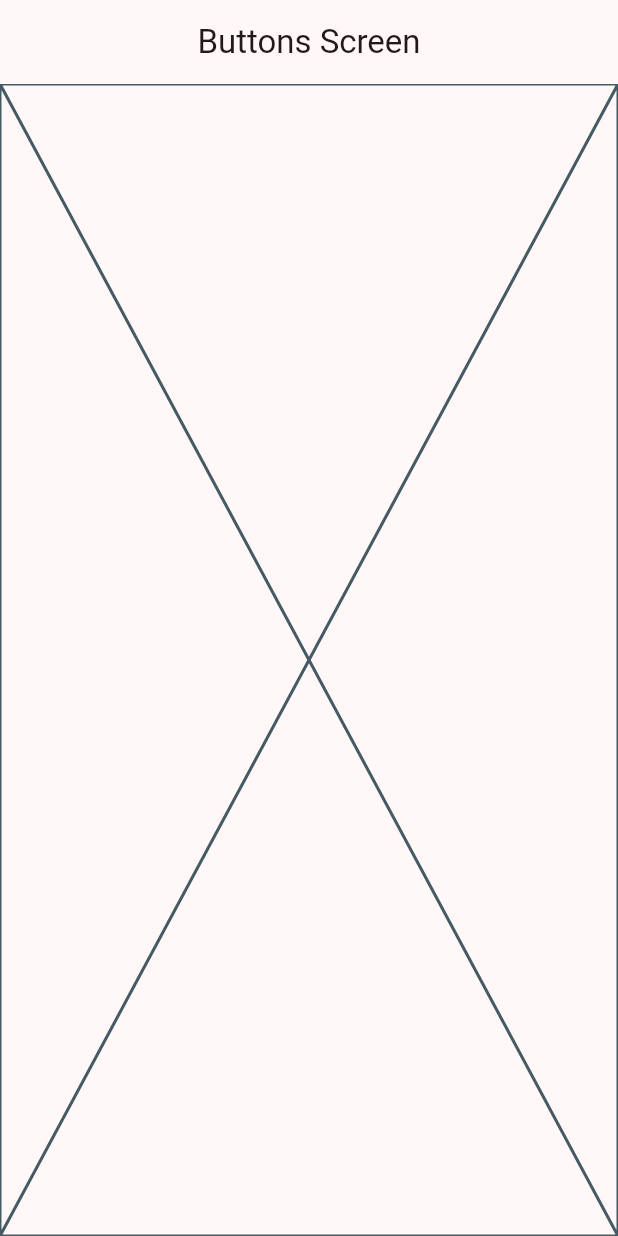
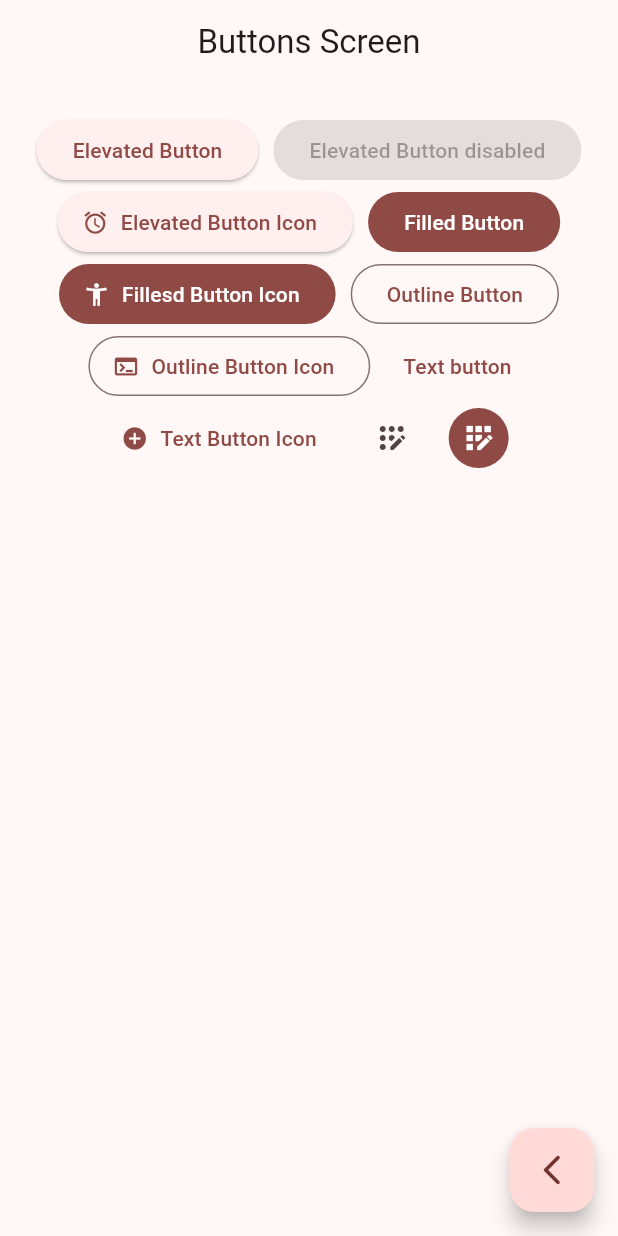
Before and after one commit to legallyfree/widgets_flutter, a Flutter app: the ButtonsScreen screen opened by its route, on a phone screen of 412 x 824 dp. Run offline on Flutter 3.47's test engine with Material 2 defaults, Android fonts, the phone set to English and light mode, and no system bars; our stand-ins replace go_router.

Commit message:
v125 se usó los disitntos botones de flutter

```diff
--- a/lib/presentation/screens/buttons/buttons_screen.dart
+++ b/lib/presentation/screens/buttons/buttons_screen.dart
@@ -1,4 +1,5 @@
 import 'package:flutter/material.dart';
+import 'package:go_router/go_router.dart';
 
 class ButtonsScreen extends StatelessWidget {
   const ButtonsScreen({super.key});
@@ -11,7 +12,72 @@
       appBar: AppBar(
         title: const Text("Buttons Screen"),
       ),
-      body: const Placeholder(),
+      body: const _ButtonsView(),
+      floatingActionButton: FloatingActionButton(
+        child: const Icon(Icons.arrow_back_ios_new_rounded),
+        onPressed: () {
+          context.pop();
+        },
+      ),
     );
   }
 }
+
+class _ButtonsView extends StatelessWidget {
+  const _ButtonsView();
+
+  @override
+  Widget build(BuildContext context) {
+
+    final colors = Theme.of(context).colorScheme;
+
+    return SizedBox(
+      width: double.infinity,
+      child: Padding(
+        padding: const EdgeInsets.symmetric(horizontal: 10, vertical: 20),
+        child: Wrap(
+          spacing: 10,
+          alignment: WrapAlignment.center,
+          children: [
+            ElevatedButton(
+                onPressed: () {}, child: const Text("Elevated Button")),
+            const ElevatedButton(
+                onPressed: null, child: Text("Elevated Button disabled")),
+            ElevatedButton.icon(
+                onPressed: () {},
+                icon: const Icon(Icons.access_alarm_rounded),
+                label: const Text("Elevated Button Icon")),
+            FilledButton(onPressed: () {}, child: const Text("Filled Button")),
+            FilledButton.icon(
+              onPressed: () {},
+              icon: const Icon(Icons.accessibility_new),
+              label: const Text("Fillesd Button Icon"),
+            ),
+            OutlinedButton(
+                onPressed: () {}, child: const Text("Outline Button")),
+            OutlinedButton.icon(
+                onPressed: () {},
+                label: const Text("Outline Button Icon"),
+                icon: const Icon(Icons.terminal)),
+            TextButton(onPressed: () {}, child: const Text("Text button")),
+            TextButton.icon(
+                onPressed: () {},
+                icon: const Icon(Icons.add_circle),
+                label: const Text("Text Button Icon")),
+            IconButton(
+                onPressed: () {},
+                icon: const Icon(Icons.app_registration_rounded)),
+            IconButton(
+              onPressed: () {},
+              icon: const Icon(Icons.app_registration_outlined),
+              style: ButtonStyle(
+                backgroundColor: MaterialStatePropertyAll(colors.primary),
+                iconColor: const MaterialStatePropertyAll(Colors.white),
+              ),
+            ),
+          ],
+        ),
+      ),
+    );
+  }
+}
```
